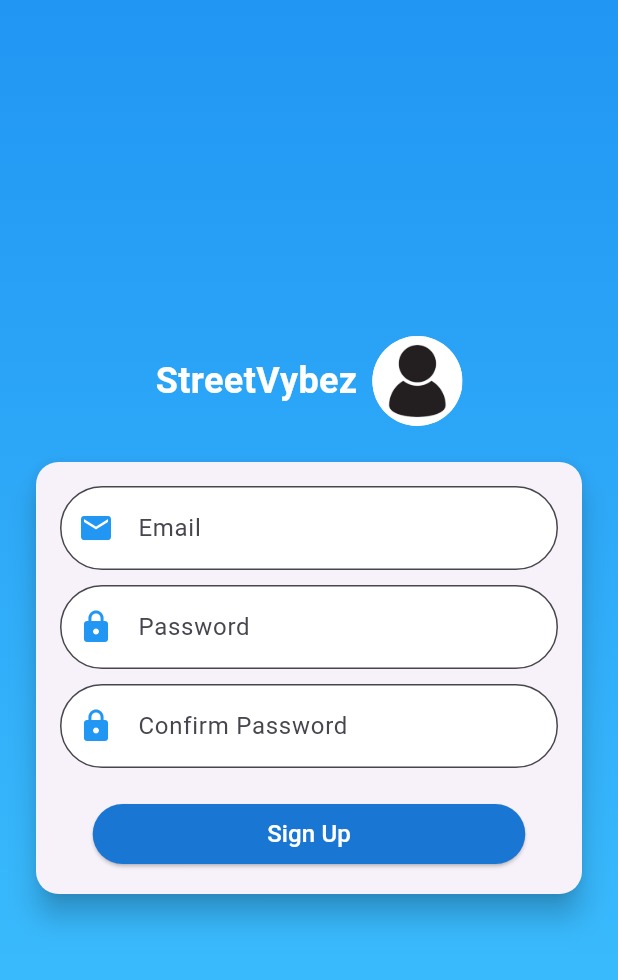
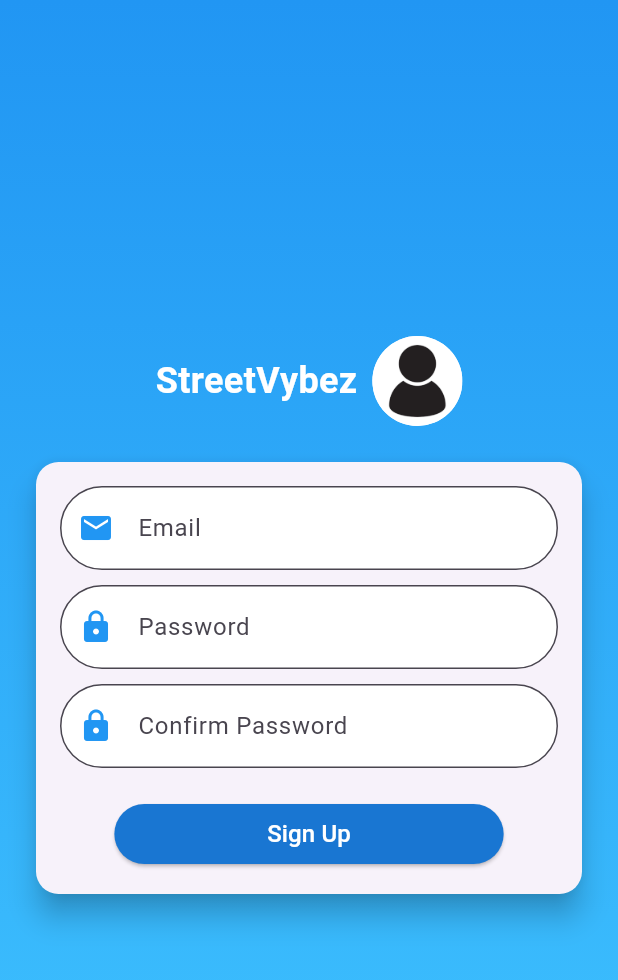
Before and after one commit to Cybertron-Ant/VybeGPT, a Flutter app: the screen it shows after launch, after a tap on "Login", after a tap on "Don't have an account?", on a phone screen of 412 x 824 dp. Shown: the top 980 px of the screen. Run offline on Flutter 3.47's test engine with Material 3 defaults, Android fonts, the light colour scheme and no system bars; our stand-ins replace cloud_firestore, firebase_auth, firebase_core; accounts and stored records are empty.

Commit message:
added responsive page(to screen size) feature:
made 'LoginPage' & 'SignUpPage' responsive: used 'LayoutBuilder' widget to adjust card width dynamically based on screen size

```diff
--- a/lib/components/login_system/screens/LoginPage.dart
+++ b/lib/components/login_system/screens/LoginPage.dart
@@ -38,7 +38,13 @@ class _LoginPageState extends State<LoginPage> {
       body: Center(
         child: SingleChildScrollView(
 
-          child: Form(
+          child: LayoutBuilder( // 'LayoutBuilder' to handle responsiveness
+            builder: (context, constraints) {
+              double cardWidth = constraints.maxWidth < 600
+                  ? constraints.maxWidth * 0.9 // 90% width for small screens
+                  : 500; // fixed width for larger screens
+
+              return Form(
                 key: _formKey, // assign form key
 
                 child: Column(
@@ -55,7 +61,7 @@ class _LoginPageState extends State<LoginPage> {
 
                     // Login Card
                     Padding(
-                  padding: const EdgeInsets.symmetric(horizontal: 16.0), // padding for card
+                      padding: EdgeInsets.symmetric(horizontal: (constraints.maxWidth - cardWidth) / 2), // padding for card
 
                       child: Card(
                         elevation: 8, // card elevation
@@ -238,6 +244,8 @@ class _LoginPageState extends State<LoginPage> {
                   ],
 
                 ),
+              );
+            },
           ),
         ),
       ),
--- a/lib/components/login_system/screens/SignUpPage.dart
+++ b/lib/components/login_system/screens/SignUpPage.dart
@@ -3,7 +3,6 @@ import 'package:towers/components/colors/app_colors.dart';
 import 'package:towers/components/login_system/constants/assets.dart';  // import assets file containing constants for asset paths
 import 'package:towers/components/login_system/constants/strings.dart';
 import 'package:towers/components/login_system/user_authentication/screen_logics/signup_logic.dart';  // import signup logic for handling sign up process
-
 
 class SignUpPage extends StatefulWidget {  // define a stateful widget for the signup page
   const SignUpPage({super.key});  // constructor for the signup page
@@ -60,7 +59,15 @@ class _SignUpPageState extends State<SignUpPage> {  // define the state for the
 
                 const SizedBox(height: 20),  // add vertical spacing after the row
 
-                Padding(  // add padding around the card
+                LayoutBuilder(  // use LayoutBuilder to get the constraints for responsive design
+                  builder: (context, constraints) {
+                    double cardWidth = constraints.maxWidth * 0.90;  // set the card width to 90% of the available width
+
+                    if (constraints.maxWidth > 600) {  // for larger screens
+                      cardWidth = 400;  // fixed width for larger screens
+                    }
+
+                    return Padding(  // add padding around the card
                       padding: const EdgeInsets.symmetric(horizontal: 20.0),  // symmetric padding horizontally
 
                       child: Card(  // card widget to contain the signup form fields
@@ -69,6 +76,8 @@ class _SignUpPageState extends State<SignUpPage> {  // define the state for the
                           borderRadius: BorderRadius.circular(15),  // set the border radius for rounded corners
                         ),  // end RoundedRectangleBorder
 
+                        child: SizedBox(  // use SizedBox to constrain the width of the card
+                          width: cardWidth,  // set the width of the card
                           child: Padding(  // padding inside the card
                             padding: const EdgeInsets.all(16.0),  // padding on all sides of the card content
 
@@ -127,12 +136,15 @@ class _SignUpPageState extends State<SignUpPage> {  // define the state for the
                                       borderSide: const BorderSide(color: AppColors.blue),  // set the border color to blue
                                     ),  // end OutlineInputBorder
                                   ),  // end InputDecoration
+
                                 ),  // end TextField
 
                                 const SizedBox(height: 20),  // vertical spacing before the sign-up button
 
                                 SizedBox(  // sized box to constrain the width of the button
-                            width: MediaQuery.of(context).size.width * 0.7,  // button width is 70% of screen width
+                                  width: cardWidth < 500  // check if card width is less than 500
+                                      ? cardWidth * 0.7  // button width is 70% of card width for smaller screens
+                                      : 350,  // fixed width for larger screens
 
                                   child: ElevatedButton(  // elevated button for the sign-up action
                                     onPressed: _signupLogic.isLoading ? null : () => _signupLogic.signUp(context, setState),  // disable button if loading, otherwise call sign-up logic
@@ -154,23 +166,29 @@ class _SignUpPageState extends State<SignUpPage> {  // define the state for the
                                   ),  // end ElevatedButton
                                 ),  // end SizedBox
 
-                          if (_signupLogic.errorMessage != null)  // check if there's an error message
-                            Padding(  // add padding around the error message text
-                              padding: const EdgeInsets.all(8.0),  // padding on all sides of the error message
-
+                                if (_signupLogic.errorMessage != null)  // check if there is an error message
+                                  Padding(  // add padding around the error message
+                                    padding: const EdgeInsets.only(top: 16.0),  // top padding for the error message
                                     child: Text(  // display the error message
-                                _signupLogic.errorMessage!,  // show the error message from signup logic
-                                style: const TextStyle(color: AppColors.red, fontSize: 14),  // style the error message text color to red with a smaller font size
+                                      _signupLogic.errorMessage!,  // display the error message text
+                                      style: const TextStyle(color: Colors.red),  // set the text color to red
+                                      textAlign: TextAlign.center,  // center align the error message
                                     ),  // end Text
-
                                   ),  // end Padding
 
-                        ],  // end children of Column
+                              ],
 
                             ),  // end Column
                           ),  // end Padding
+
+                        ),  // end SizedBox
+
                       ),  // end Card
-                ),  // end Padding
+
+                    );  // end Padding
+                  },  // end LayoutBuilder
+
+                ),  // end LayoutBuilder
 
               ],  // end 'children' array of 'Column'
 
```
Lines whose indentation alone changed are shown as unchanged.
